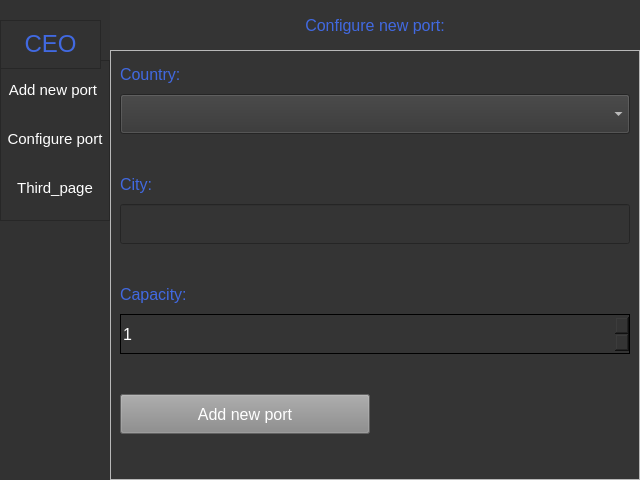
First picture: the form in Application/Resources/interfaces/ceo_panel.ui, repository MateuszPason/Cruise_trips, before the edit.
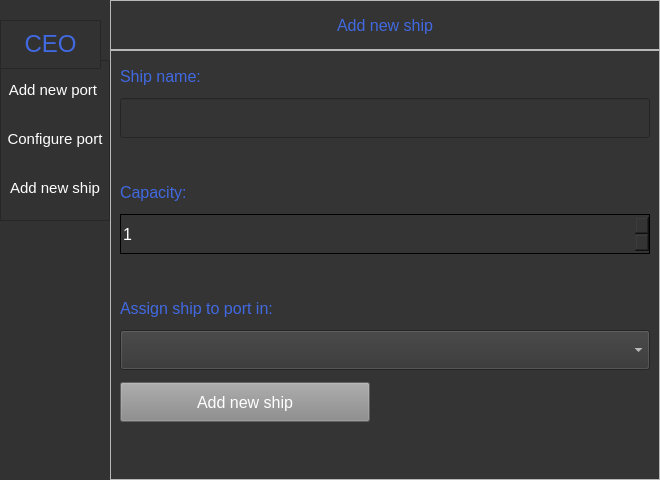
Second picture: the form after the edit.

Commit message: Since now CEO can add new ship and assign this new ship to existing port

What changed in the file:
```diff
--- a/Application/Resources/interfaces/ceo_panel.ui
+++ b/Application/Resources/interfaces/ceo_panel.ui
@@ -6,7 +6,7 @@
    <rect>
     <x>0</x>
     <y>0</y>
-    <width>640</width>
+    <width>660</width>
     <height>480</height>
    </rect>
   </property>
@@ -42,7 +42,12 @@
 color: #FFFFFF;
 background-color: #888888;
 }
-</string>
+
+QLineEdit {
+background-color: #343434;
+font-size: 12pt;
+color: #FFFFFF;
+}</string>
   </property>
   <layout class="QHBoxLayout" name="horizontalLayout">
    <property name="spacing">
@@ -167,7 +172,7 @@
           </size>
          </property>
          <property name="text">
-          <string>Third_page</string>
+          <string>Add new ship</string>
          </property>
         </widget>
        </item>
@@ -259,7 +264,7 @@
          <string notr="true"/>
         </property>
         <property name="currentIndex">
-         <number>1</number>
+         <number>3</number>
         </property>
         <widget class="QWidget" name="Welcome_page">
          <property name="autoFillBackground">
@@ -700,6 +705,216 @@
           </item>
          </layout>
         </widget>
+        <widget class="QWidget" name="New_ship_configuration">
+         <layout class="QVBoxLayout" name="verticalLayout_9">
+          <property name="spacing">
+           <number>0</number>
+          </property>
+          <property name="leftMargin">
+           <number>0</number>
+          </property>
+          <property name="topMargin">
+           <number>0</number>
+          </property>
+          <property name="rightMargin">
+           <number>0</number>
+          </property>
+          <property name="bottomMargin">
+           <number>0</number>
+          </property>
+          <item>
+           <widget class="QFrame" name="top_frame">
+            <property name="maximumSize">
+             <size>
+              <width>16777215</width>
+              <height>50</height>
+             </size>
+            </property>
+            <property name="frameShape">
+             <enum>QFrame::StyledPanel</enum>
+            </property>
+            <property name="frameShadow">
+             <enum>QFrame::Raised</enum>
+            </property>
+            <layout class="QHBoxLayout" name="horizontalLayout_4">
+             <property name="spacing">
+              <number>0</number>
+             </property>
+             <property name="leftMargin">
+              <number>0</number>
+             </property>
+             <property name="topMargin">
+              <number>0</number>
+             </property>
+             <property name="rightMargin">
+              <number>0</number>
+             </property>
+             <property name="bottomMargin">
+              <number>0</number>
+             </property>
+             <item>
+              <widget class="QLabel" name="description">
+               <property name="text">
+                <string>Add new ship</string>
+               </property>
+               <property name="alignment">
+                <set>Qt::AlignCenter</set>
+               </property>
+              </widget>
+             </item>
+            </layout>
+           </widget>
+          </item>
+          <item>
+           <widget class="QFrame" name="frame_3">
+            <property name="frameShape">
+             <enum>QFrame::StyledPanel</enum>
+            </property>
+            <property name="frameShadow">
+             <enum>QFrame::Raised</enum>
+            </property>
+            <layout class="QVBoxLayout" name="verticalLayout_10">
+             <item>
+              <widget class="QLabel" name="ship_name_label">
+               <property name="maximumSize">
+                <size>
+                 <width>16777215</width>
+                 <height>20</height>
+                </size>
+               </property>
+               <property name="text">
+                <string>Ship name:</string>
+               </property>
+              </widget>
+             </item>
+             <item>
+              <widget class="QLineEdit" name="ship_name_edit">
+               <property name="maximumSize">
+                <size>
+                 <width>16777215</width>
+                 <height>40</height>
+                </size>
+               </property>
+              </widget>
+             </item>
+             <item>
+              <widget class="QLabel" name="ship_name_label_error">
+               <property name="maximumSize">
+                <size>
+                 <width>16777215</width>
+                 <height>20</height>
+                </size>
+               </property>
+               <property name="styleSheet">
+                <string notr="true">color: red;</string>
+               </property>
+               <property name="text">
+                <string/>
+               </property>
+              </widget>
+             </item>
+             <item>
+              <widget class="QLabel" name="ship_capacity_label">
+               <property name="maximumSize">
+                <size>
+                 <width>16777215</width>
+                 <height>20</height>
+                </size>
+               </property>
+               <property name="text">
+                <string>Capacity:</string>
+               </property>
+              </widget>
+             </item>
+             <item>
+              <widget class="QSpinBox" name="ship_capacity_spinBox">
+               <property name="maximumSize">
+                <size>
+                 <width>16777215</width>
+                 <height>40</height>
+                </size>
+               </property>
+               <property name="minimum">
+                <number>1</number>
+               </property>
+               <property name="maximum">
+                <number>1000</number>
+               </property>
+              </widget>
+             </item>
+             <item>
+              <widget class="QLabel" name="ship_capacity_label_error">
+               <property name="maximumSize">
+                <size>
+                 <width>16777215</width>
+                 <height>20</height>
+                </size>
+               </property>
+               <property name="styleSheet">
+                <string notr="true">color: red;</string>
+               </property>
+               <property name="text">
+                <string/>
+               </property>
+              </widget>
+             </item>
+             <item>
+              <widget class="QLabel" name="port_number_label">
+               <property name="maximumSize">
+                <size>
+                 <width>16777215</width>
+                 <height>20</height>
+                </size>
+               </property>
+               <property name="text">
+                <string>Assign ship to port in:</string>
+               </property>
+              </widget>
+             </item>
+             <item>
+              <widget class="QComboBox" name="port_identification_comboBox">
+               <property name="maximumSize">
+                <size>
+                 <width>16777215</width>
+                 <height>40</height>
+                </size>
+               </property>
+              </widget>
+             </item>
+             <item>
+              <widget class="QPushButton" name="add_new_ship_button">
+               <property name="maximumSize">
+                <size>
+                 <width>250</width>
+                 <height>40</height>
+                </size>
+               </property>
+               <property name="text">
+                <string>Add new ship</string>
+               </property>
+              </widget>
+             </item>
+             <item>
+              <widget class="QLabel" name="error_ship_label">
+               <property name="maximumSize">
+                <size>
+                 <width>16777215</width>
+                 <height>20</height>
+                </size>
+               </property>
+               <property name="styleSheet">
+                <string notr="true">color: red;</string>
+               </property>
+               <property name="text">
+                <string/>
+               </property>
+              </widget>
+             </item>
+            </layout>
+           </widget>
+          </item>
+         </layout>
+        </widget>
        </widget>
       </item>
      </layout>
```
Left out of the diff: 2 changed lines with no effect on the pictures. The commit also changes 4 other files.
